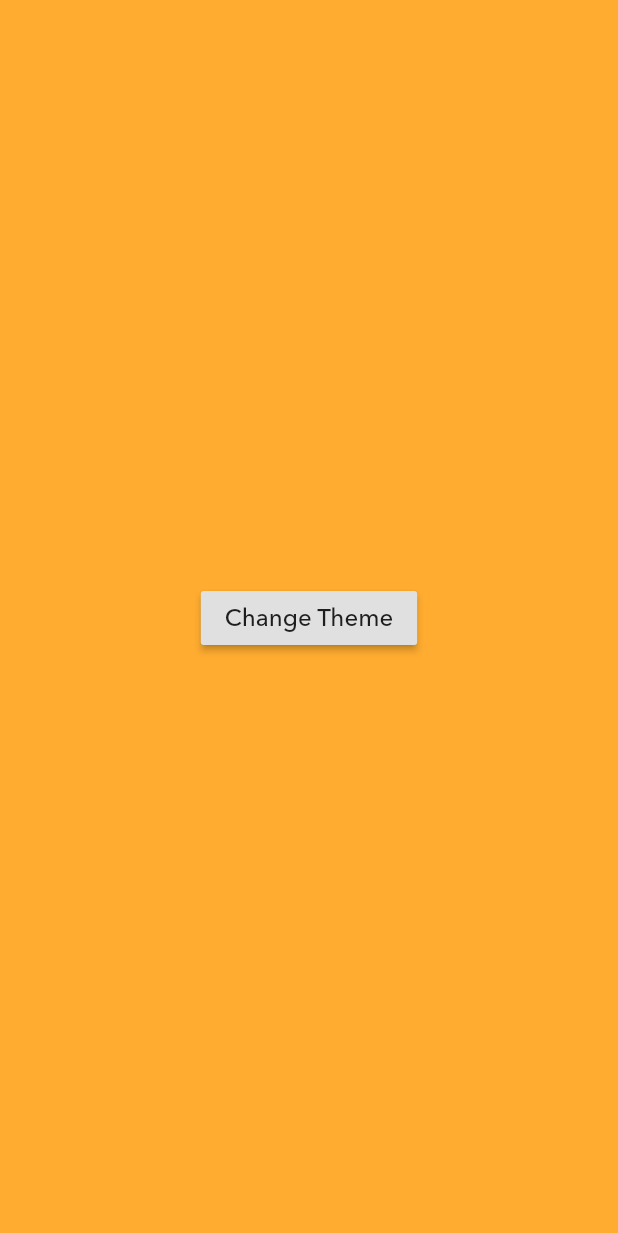
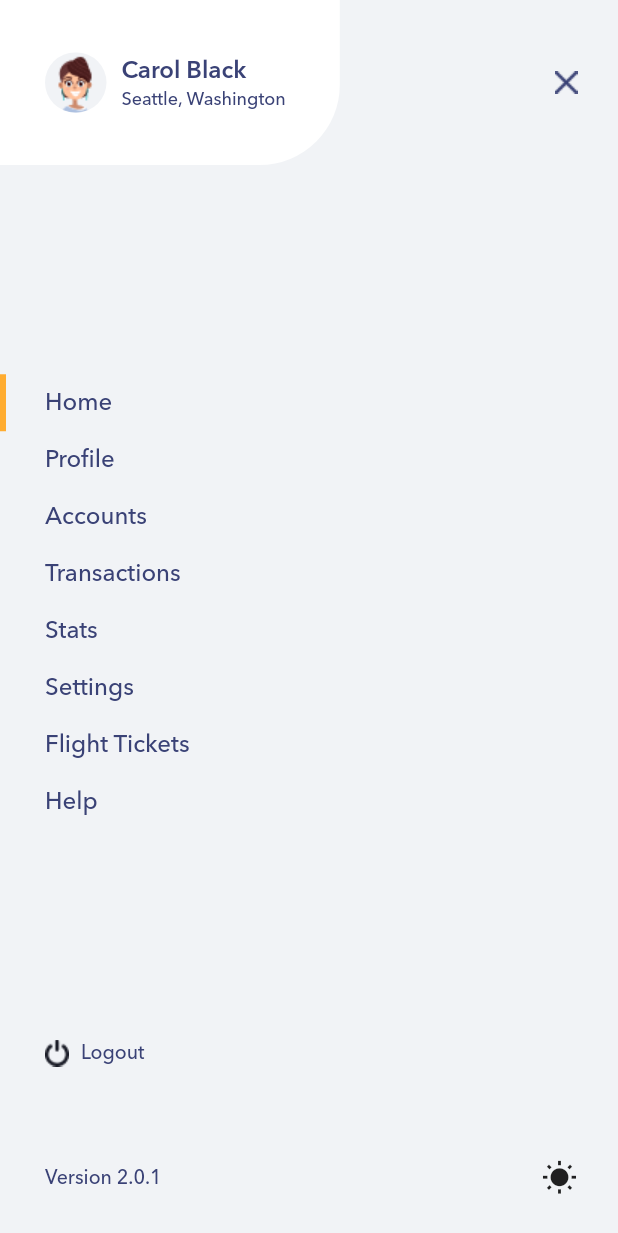
Before and after one commit to Zamorite/e_walle, a Flutter app: the MenuView screen opened directly, on a phone screen of 412 x 824 dp. Shown: the top 1233 px of the screen. Run offline on Flutter 3.47's test engine with Material 2 defaults, Android fonts, the phone set to English and light mode, and no system bars; our stand-ins replace animated_theme_switcher, shared_preferences; accounts and stored records are empty.

Commit message:
📺 Setup menu screen

```diff
--- a/lib/main.dart
+++ b/lib/main.dart
@@ -25,7 +25,9 @@
 import 'package:animated_theme_switcher/animated_theme_switcher.dart';
 import 'package:eWalle/services/theme_service.dart';
 import 'package:eWalle/utils/themes.dart';
+import 'package:eWalle/view_stage.dart';
 import 'package:eWalle/views/home.dart';
+import 'package:eWalle/views/menu.dart';
 import 'package:eWalle/views/onboarding.dart';
 import 'package:flutter/material.dart';
 import 'package:flutter/scheduler.dart';
@@ -49,7 +51,9 @@ class MyApp extends StatelessWidget {
         return MaterialApp(
           title: 'eWalle',
           theme: ThemeProvider.of(context),
-          home: HomeView(),
+          home: ViewStage(),
+          // home: HomeView(),
+          // home: MenuView(),
           // home: OnboardingView(),
         );
       }),
--- /dev/null
+++ b/lib/models/menu_link.dart
@@ -0,0 +1,9 @@
+class MenuLink {
+  String name;
+  bool active;
+
+  MenuLink({
+    this.name,
+    this.active,
+  });
+}
--- a/lib/models/user.dart
+++ b/lib/models/user.dart
@@ -1,8 +1,9 @@
 class User {
-  String name, avatar;
+  String name, avatar, address;
 
   User({
     this.name,
     this.avatar,
+    this.address,
   });
 }
--- a/lib/services/database.dart
+++ b/lib/services/database.dart
@@ -1,8 +1,15 @@
+import 'package:eWalle/models/menu_link.dart';
 import 'package:eWalle/models/service.dart';
 import 'package:eWalle/models/user.dart';
 import 'package:eWalle/utils/constants.dart';
 
 class Database {
+  static User user = User(
+    name: 'Carol Black',
+    address: 'Seattle, Washington',
+    avatar: 'assets/images/png/avatars/carol.png',
+  );
+
   static List<User> beneficiaries = [
     User(name: 'Mike', avatar: 'assets/images/png/avatars/mike.png'),
     User(name: 'Joseph', avatar: 'assets/images/png/avatars/joseph.png'),
@@ -19,4 +26,15 @@ class Database {
     Service(name: 'Flight Tickets', icon: kPlane),
     Service(name: 'More Options', icon: kOptions),
   ];
+
+  static List<MenuLink> menuLinks = [
+    MenuLink(name: 'Home', active: true),
+    MenuLink(name: 'Profile', active: false),
+    MenuLink(name: 'Accounts', active: false),
+    MenuLink(name: 'Transactions', active: false),
+    MenuLink(name: 'Stats', active: false),
+    MenuLink(name: 'Settings', active: false),
+    MenuLink(name: 'Flight Tickets', active: false),
+    MenuLink(name: 'Help', active: false),
+  ];
 }
--- a/lib/utils/themes.dart
+++ b/lib/utils/themes.dart
@@ -66,9 +66,11 @@ ThemeData darkTheme = defaultDarkTheme.copyWith(
     subtitle1: kBodyFontStyle.copyWith(
       color: kNavy,
       fontSize: 16,
+      fontWeight: FontWeight.w600,
     ),
     headline2: kBodyFontStyle.copyWith(
       fontSize: 24,
+      fontWeight: FontWeight.w500,
       color: kCharcoal,
     ),
   ),
--- /dev/null
+++ b/lib/view_stage.dart
@@ -0,0 +1,32 @@
+import 'dart:math';
+
+import 'package:eWalle/views/home.dart';
+import 'package:eWalle/views/menu.dart';
+import 'package:flutter/material.dart';
+import 'package:vector_math/vector_math.dart' as vector;
+
+class ViewStage extends StatefulWidget {
+  @override
+  _ViewStageState createState() => _ViewStageState();
+}
+
+class _ViewStageState extends State<ViewStage> {
+  @override
+  Widget build(BuildContext context) {
+    return Stack(
+      children: [
+        MenuView(),
+        Transform(
+          transform: Matrix4.identity()
+            //   ..translate(
+            //     vector.Vector3(10, 0, 0),
+            //   ),
+            // // ..setEntry(3, 2, 0.003)
+            ..scale(.5)
+            ..rotateZ(-(pi / 4)),
+          child: HomeView(),
+        ),
+      ],
+    );
+  }
+}
--- a/lib/views/home.dart
+++ b/lib/views/home.dart
@@ -45,7 +45,7 @@ class HomeView extends StatelessWidget {
                     bottom: 25,
                   ),
                   decoration: BoxDecoration(
-                    color: kLight,
+                    color: Theme.of(context).cardColor,
                     borderRadius: BorderRadius.circular(12),
                   ),
                   child: Row(
--- a/lib/views/menu.dart
+++ b/lib/views/menu.dart
@@ -1,6 +1,9 @@
 import 'package:animated_theme_switcher/animated_theme_switcher.dart';
+import 'package:eWalle/models/menu_link.dart';
+import 'package:eWalle/services/database.dart';
 import 'package:eWalle/services/theme_service.dart';
 import 'package:eWalle/utils/constants.dart';
+import 'package:eWalle/widgets/menu_tile.dart';
 import 'package:flutter/material.dart';
 
 class MenuView extends StatelessWidget {
@@ -8,20 +11,138 @@ class MenuView extends StatelessWidget {
   Widget build(BuildContext context) {
     return ThemeSwitchingArea(
       child: Scaffold(
-        backgroundColor: Theme.of(context).primaryColor,
         body: ThemeSwitcher(
           builder: (context) => Scaffold(
-            backgroundColor: Theme.of(context).primaryColor,
-            body: Center(
-              child: RaisedButton(
-                child: Text('Change Theme'),
-                onPressed: () async {
-                  var service = await ThemeService.instance;
-                  // ..save('dark');
-                  var theme = service.getByName('dark');
-                  ThemeSwitcher.of(context).changeTheme(theme: theme);
-                  service.save('dark');
-                },
+            backgroundColor: Theme.of(context).cardColor,
+            body: SafeArea(
+              child: Column(
+                mainAxisAlignment: MainAxisAlignment.spaceBetween,
+                crossAxisAlignment: CrossAxisAlignment.stretch,
+                children: [
+                  Row(
+                    mainAxisAlignment: MainAxisAlignment.spaceBetween,
+                    children: [
+                      Container(
+                        padding: EdgeInsets.only(
+                          left: 30,
+                          top: 35,
+                          right: 36,
+                          bottom: 35,
+                        ),
+                        decoration: BoxDecoration(
+                          color: Theme.of(context).scaffoldBackgroundColor,
+                          borderRadius: BorderRadius.only(
+                            bottomRight: Radius.circular(53.5),
+                          ),
+                        ),
+                        child: Row(
+                          children: [
+                            Padding(
+                              padding: EdgeInsets.only(right: 10.0),
+                              child: Container(
+                                decoration: BoxDecoration(
+                                  color: Theme.of(context).cardColor,
+                                  borderRadius: BorderRadius.circular(50),
+                                ),
+                                child: ClipRRect(
+                                  borderRadius: BorderRadius.circular(50),
+                                  child: Image.asset(Database.user.avatar),
+                                ),
+                              ),
+                            ),
+                            Column(
+                              crossAxisAlignment: CrossAxisAlignment.start,
+                              children: [
+                                Text(
+                                  Database.user.name,
+                                  style: Theme.of(context).textTheme.subtitle1,
+                                ),
+                                Text(
+                                  Database.user.address,
+                                  style: Theme.of(context).textTheme.caption,
+                                ),
+                              ],
+                            ),
+                          ],
+                        ),
+                      ),
+                      Padding(
+                        padding: EdgeInsets.only(right: 27),
+                        child: Image.asset(kClose),
+                      ),
+                    ],
+                  ),
+                  Column(
+                    crossAxisAlignment: CrossAxisAlignment.stretch,
+                    children: [
+                      ...Database.menuLinks
+                          .map(
+                            (menuLink) => MenuTile(
+                              menuLink: menuLink,
+                            ),
+                          )
+                          .toList(),
+                    ],
+                  ),
+                  Column(
+                    crossAxisAlignment: CrossAxisAlignment.stretch,
+                    children: [
+                      Padding(
+                        padding: EdgeInsets.only(
+                          left: 30,
+                          bottom: 62,
+                        ),
+                        child: Row(
+                          children: [
+                            Padding(
+                              padding: EdgeInsets.only(right: 8.0),
+                              child: Image.asset(kPower),
+                            ),
+                            Text('Logout'),
+                          ],
+                        ),
+                      ),
+                      Padding(
+                        padding: EdgeInsets.only(
+                          left: 30,
+                          bottom: 27,
+                          right: 27,
+                        ),
+                        child: Row(
+                          mainAxisAlignment: MainAxisAlignment.spaceBetween,
+                          children: [
+                            Text('Version 2.0.1'),
+                            InkWell(
+                              onTap: () async {
+                                var service = await ThemeService.instance;
+                                // ..save('dark');
+                                var theme = service.getByName('light');
+                                ThemeSwitcher.of(context)
+                                    .changeTheme(theme: theme);
+                                service.save('light');
+                              },
+                              child: Icon(
+                                Icons.wb_sunny,
+                              ),
+                            ),
+                          ],
+                        ),
+                      ),
+                    ],
+                  )
+                  // Center(
+                  //   child: RaisedButton(
+                  //     child: Text('Change Theme'),
+                  //     onPressed: () async {
+                  //       var service = await ThemeService.instance;
+                  //       // ..save('dark');
+                  //       var theme = service.getByName('dark');
+                  //       ThemeSwitcher.of(context).changeTheme(theme: theme);
+                  //       service.save('dark');
+                  //     },
+                  //   ),
+                  // ),
+                ],
               ),
             ),
           ),
--- a/lib/widgets/beneficiary_tile.dart
+++ b/lib/widgets/beneficiary_tile.dart
@@ -17,7 +17,7 @@ class BeneficiaryTile extends StatelessWidget {
       ),
       decoration: BoxDecoration(
         borderRadius: BorderRadius.circular(12),
-        color: kLight,
+        color: Theme.of(context).cardColor,
       ),
       child: Column(
         children: [
--- /dev/null
+++ b/lib/widgets/menu_tile.dart
@@ -0,0 +1,33 @@
+import 'package:eWalle/models/menu_link.dart';
+import 'package:eWalle/utils/constants.dart';
+import 'package:flutter/material.dart';
+
+class MenuTile extends StatelessWidget {
+  MenuLink menuLink;
+
+  MenuTile({this.menuLink});
+
+  @override
+  Widget build(BuildContext context) {
+    return Container(
+      padding: EdgeInsets.symmetric(
+        horizontal: 26,
+        vertical: 8,
+      ),
+      decoration: BoxDecoration(
+        border: Border(
+          left: BorderSide(
+            color: menuLink.active ? kYellow : Colors.transparent,
+            width: 4,
+          ),
+        ),
+      ),
+      child: Text(
+        menuLink.name,
+        style: Theme.of(context).textTheme.subtitle1.copyWith(
+              fontWeight: FontWeight.w500,
+            ),
+      ),
+    );
+  }
+}
--- a/lib/widgets/service_tile.dart
+++ b/lib/widgets/service_tile.dart
@@ -22,7 +22,7 @@ class ServiceTile extends StatelessWidget {
               horizontal: 19,
             ),
             decoration: BoxDecoration(
-              color: kLight,
+              color: Theme.of(context).cardColor,
               borderRadius: BorderRadius.circular(12),
             ),
             child: Image.asset(service.icon),
--- a/pubspec.yaml
+++ b/pubspec.yaml
@@ -31,6 +31,7 @@ dependencies:
   hive_flutter: ^0.3.1
   animated_theme_switcher: ^1.0.7
   shared_preferences: ^0.5.10
+  vector_math: ^2.0.8
 
 dev_dependencies:
   flutter_test:
```
Also changed, not shown: pubspec.lock.
